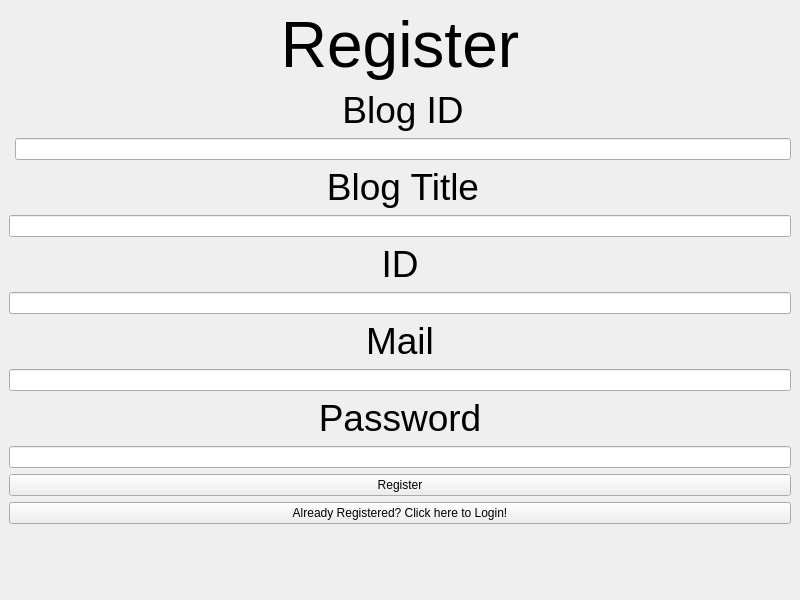
Old version of the form EGUI/lab1/mainwindow.ui in the repository kuchyx/WUT_Computer_Science.
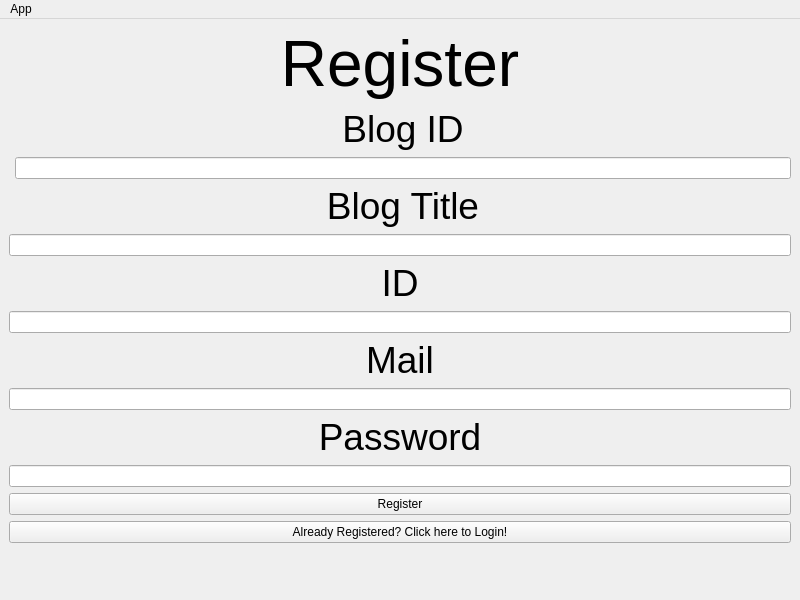
New version of the form.

```diff
--- a/EGUI/lab1/mainwindow.ui
+++ b/EGUI/lab1/mainwindow.ui
@@ -121,6 +121,14 @@
      <height>19</height>
     </rect>
    </property>
+   <widget class="QMenu" name="menuApp">
+    <property name="title">
+     <string>App</string>
+    </property>
+    <addaction name="actionExit"/>
+    <addaction name="actionLogin"/>
+   </widget>
+   <addaction name="menuApp"/>
   </widget>
  </widget>
  <resources/>
```
Left out of the diff: 10 changed lines with no effect on the pictures.
